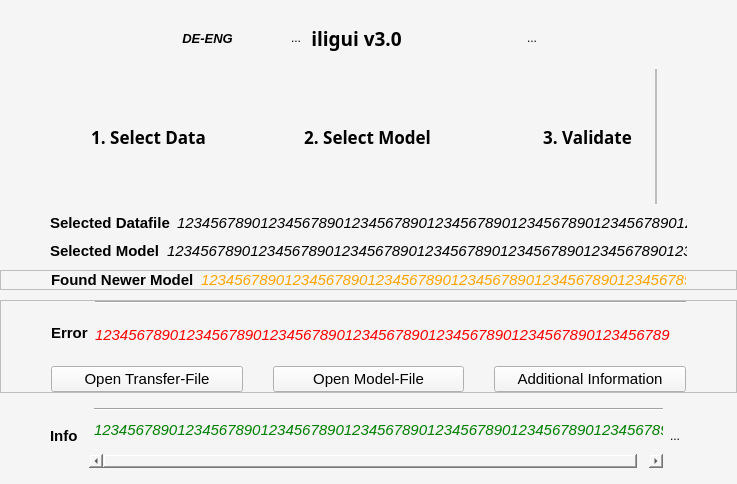
This is ui_files/window_main.ui in MoreIceFitzGerry/iligui as Qt 5 draws it before an edit. The edited form follows.
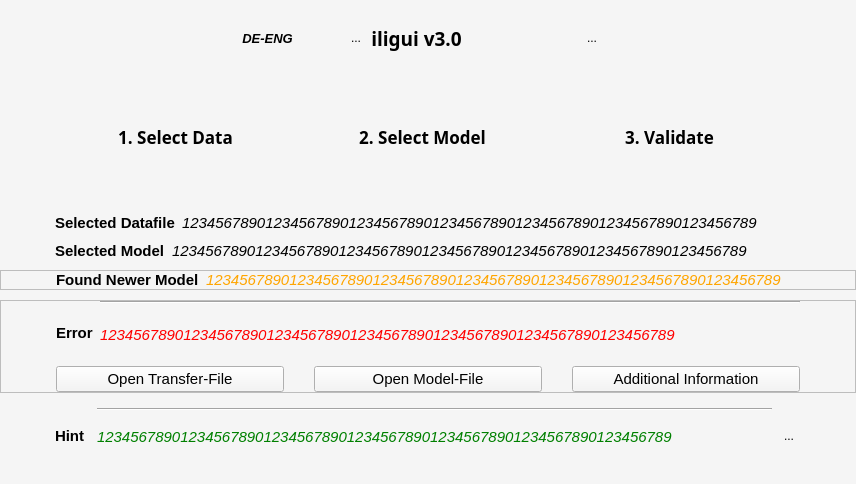
This is the edited form. Icons and pictures are not drawn.

Patch:
```diff
--- a/ui_files/window_main.ui
+++ b/ui_files/window_main.ui
@@ -6,7 +6,7 @@
    <rect>
     <x>0</x>
     <y>0</y>
-    <width>737</width>
+    <width>856</width>
     <height>484</height>
    </rect>
   </property>
@@ -328,30 +328,17 @@
            <number>0</number>
           </property>
           <property name="leftMargin">
-           <number>0</number>
+           <number>40</number>
           </property>
           <property name="topMargin">
            <number>0</number>
           </property>
           <property name="rightMargin">
-           <number>0</number>
+           <number>50</number>
           </property>
           <property name="bottomMargin">
            <number>0</number>
           </property>
-          <item>
-           <spacer name="horizontalSpacer_5">
-            <property name="orientation">
-             <enum>Qt::Horizontal</enum>
-            </property>
-            <property name="sizeHint" stdset="0">
-             <size>
-              <width>40</width>
-              <height>20</height>
-             </size>
-            </property>
-           </spacer>
-          </item>
           <item>
            <widget class="QToolButton" name="fileselectButton">
             <property name="sizePolicy">
@@ -425,6 +412,9 @@
             <property name="orientation">
              <enum>Qt::Horizontal</enum>
             </property>
+            <property name="sizeType">
+             <enum>QSizePolicy::Preferred</enum>
+            </property>
             <property name="sizeHint" stdset="0">
              <size>
               <width>40</width>
@@ -511,6 +501,9 @@
             <property name="orientation">
              <enum>Qt::Horizontal</enum>
             </property>
+            <property name="sizeType">
+             <enum>QSizePolicy::Preferred</enum>
+            </property>
             <property name="sizeHint" stdset="0">
              <size>
               <width>40</width>
@@ -580,46 +573,6 @@
             </property>
            </widget>
           </item>
-          <item>
-           <widget class="QFrame" name="playButtonFrame">
-            <property name="frameShape">
-             <enum>QFrame::StyledPanel</enum>
-            </property>
-            <property name="frameShadow">
-             <enum>QFrame::Raised</enum>
-            </property>
-            <layout class="QVBoxLayout" name="verticalLayout_8">
-             <property name="spacing">
-              <number>0</number>
-             </property>
-             <property name="leftMargin">
-              <number>0</number>
-             </property>
-             <property name="topMargin">
-              <number>0</number>
-             </property>
-             <property name="rightMargin">
-              <number>0</number>
-             </property>
-             <property name="bottomMargin">
-              <number>0</number>
-             </property>
-            </layout>
-           </widget>
-          </item>
-          <item>
-           <spacer name="horizontalSpacer_6">
-            <property name="orientation">
-             <enum>Qt::Horizontal</enum>
-            </property>
-            <property name="sizeHint" stdset="0">
-             <size>
-              <width>40</width>
-              <height>20</height>
-             </size>
-            </property>
-           </spacer>
-          </item>
          </layout>
         </widget>
        </item>
@@ -639,13 +592,13 @@
         <number>0</number>
        </property>
        <property name="leftMargin">
-        <number>50</number>
+        <number>55</number>
        </property>
        <property name="topMargin">
         <number>0</number>
        </property>
        <property name="rightMargin">
-        <number>50</number>
+        <number>55</number>
        </property>
        <property name="bottomMargin">
         <number>0</number>
@@ -741,13 +694,13 @@
         <number>0</number>
        </property>
        <property name="leftMargin">
-        <number>50</number>
+        <number>55</number>
        </property>
        <property name="topMargin">
         <number>0</number>
        </property>
        <property name="rightMargin">
-        <number>50</number>
+        <number>55</number>
        </property>
        <property name="bottomMargin">
         <number>0</number>
@@ -837,13 +790,13 @@
         <number>0</number>
        </property>
        <property name="leftMargin">
-        <number>50</number>
+        <number>55</number>
        </property>
        <property name="topMargin">
         <number>0</number>
        </property>
        <property name="rightMargin">
-        <number>50</number>
+        <number>55</number>
        </property>
        <property name="bottomMargin">
         <number>0</number>
@@ -936,13 +889,13 @@
         <number>0</number>
        </property>
        <property name="leftMargin">
-        <number>50</number>
+        <number>55</number>
        </property>
        <property name="topMargin">
         <number>0</number>
        </property>
        <property name="rightMargin">
-        <number>50</number>
+        <number>55</number>
        </property>
        <property name="bottomMargin">
         <number>0</number>
@@ -1043,7 +996,7 @@
               <rect>
                <x>0</x>
                <y>0</y>
-               <width>576</width>
+               <width>685</width>
                <height>55</height>
               </rect>
              </property>
@@ -1253,13 +1206,13 @@
         <enum>QLayout::SetDefaultConstraint</enum>
        </property>
        <property name="leftMargin">
-        <number>50</number>
+        <number>55</number>
        </property>
        <property name="topMargin">
         <number>0</number>
        </property>
        <property name="rightMargin">
-        <number>50</number>
+        <number>55</number>
        </property>
        <property name="bottomMargin">
         <number>0</number>
@@ -1273,7 +1226,7 @@
           </font>
          </property>
          <property name="text">
-          <string>Info </string>
+          <string>Hint</string>
          </property>
          <property name="alignment">
           <set>Qt::AlignLeading|Qt::AlignLeft|Qt::AlignVCenter</set>
@@ -1321,7 +1274,7 @@
            <rect>
             <x>0</x>
             <y>0</y>
-            <width>572</width>
+            <width>683</width>
             <height>55</height>
            </rect>
           </property>
```
Left out of the diff: 37 changed lines with no effect on the pictures.
